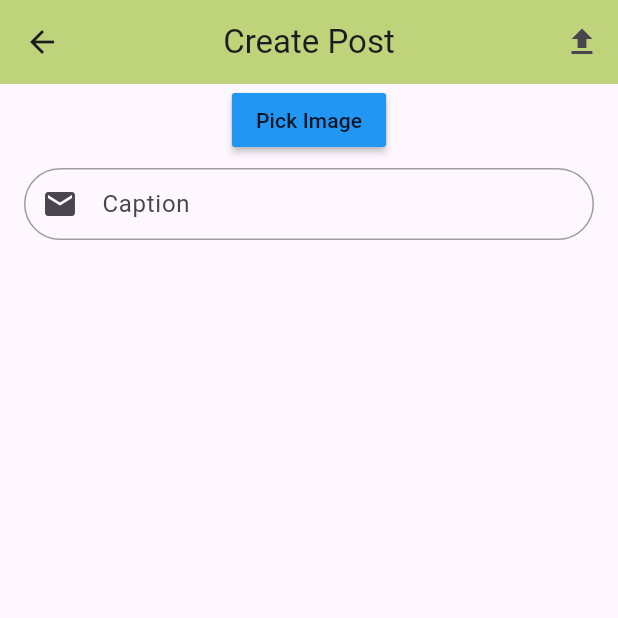
After one commit to NavSysTom/TouchGrass, a Flutter app: the UploadPostPage screen opened directly, after a tap on "Pick Image", on a phone screen of 412 x 824 dp, the top half of it. The commit adds this screen. Run offline on Flutter 3.47's test engine with Material 3 defaults, Android fonts, the phone set to English and light mode, and no system bars; our stand-ins replace cached_network_image, cloud_firestore, file_picker, firebase_auth, firebase_core, firebase_storage and 2 more; accounts and stored records are empty.

Commit message:
posts can now be added and deleted

```diff
--- a/touch_grass/lib/app.dart
+++ b/touch_grass/lib/app.dart
@@ -1,6 +1,8 @@
 import 'package:touch_grass/authenticate/profile_cubit.dart';
 import 'package:touch_grass/data/firebase_auth.dart';
 import 'package:touch_grass/data/firebase_profile.dart';
+import 'package:touch_grass/posts/firebase_post_repo.dart';
+import 'package:touch_grass/posts/post_cubit.dart';
 import 'package:touch_grass/screens/auth_page.dart';
 import 'package:touch_grass/storage/firebase_storage_repo.dart';
 import 'authenticate/auth_cubit.dart';
@@ -9,14 +11,11 @@ import 'authenticate/home/pages/home_page.dart';
 import 'package:flutter/material.dart';
 import 'package:flutter_bloc/flutter_bloc.dart';
 
-
-
 class MyApp extends StatelessWidget {
-
   final authRepo = FirebaseAuthRepo();
   final profileRepo = FirebaseProfileRepo();
   final storageRepo = FirebaseStorageRepo();
-
+  final postRepo = FirebasePostRepo();
 
   MyApp({super.key});
 
@@ -24,23 +23,35 @@ class MyApp extends StatelessWidget {
   Widget build(BuildContext context) {
     return MultiBlocProvider(
         providers: [
+          // auth cubit
           BlocProvider<AuthCubit>(
-        create: (context) => AuthCubit(authRepo: authRepo, authServiceRepo: authRepo)..checkAuth(),
+            create: (context) =>
+                AuthCubit(authRepo: authRepo, authServiceRepo: null)
+                  ..checkAuth(),
           ),
+          // profile cubit
           BlocProvider<ProfileCubit>(
-        create: (context) => ProfileCubit(profileRepo: profileRepo, storageRepo: storageRepo),
+            create: (context) => ProfileCubit(
+                profileRepo: profileRepo, storageRepo: storageRepo),
           ),
-    ], child: MaterialApp(
+          // post cubit
+          BlocProvider<PostCubit>(
+            create: (context) =>
+                PostCubit(postRepo: postRepo, storageRepo: storageRepo),
+          ),
+        ],
+        child: MaterialApp(
           title: 'Touch Grass',
           debugShowCheckedModeBanner: false,
           theme: ThemeData(
             primarySwatch: Colors.blue,
           ),
-      home: BlocConsumer<AuthCubit, AuthState> (builder: (context, authState){
-        if(authState is UnAuthenticated){
+          home: BlocConsumer<AuthCubit, AuthState>(
+            builder: (context, authState) {
+              if (authState is UnAuthenticated) {
                 return const AuthPage();
               }
-        if(authState is Authenticated){
+              if (authState is Authenticated) {
                 return const HomePage();
               } else {
                 return const Scaffold(
@@ -49,13 +60,14 @@ class MyApp extends StatelessWidget {
                   ),
                 );
               }
-      } , listener: (context, authState) {
-        if (authState is AuthError){
-          ScaffoldMessenger.of(context).showSnackBar(SnackBar(content: Text(authState.message)));
+            },
+            listener: (context, authState) {
+              if (authState is AuthError) {
+                ScaffoldMessenger.of(context)
+                    .showSnackBar(SnackBar(content: Text(authState.message)));
               }
             },
           ),
-    )
-    );
+        ));
   }
 }
--- /dev/null
+++ b/touch_grass/lib/authenticate/home/pages/upload_post_page.dart
@@ -0,0 +1,169 @@
+import 'dart:io';
+import 'dart:typed_data';
+import 'package:file_picker/file_picker.dart';
+import 'package:flutter/foundation.dart' show kIsWeb;
+import 'package:flutter/material.dart';
+import 'package:flutter_bloc/flutter_bloc.dart';
+import 'package:touch_grass/authenticate/auth_cubit.dart';
+import 'package:touch_grass/components/textfield.dart';
+import 'package:touch_grass/posts/post.dart';
+import 'package:touch_grass/posts/post_cubit.dart';
+import 'package:touch_grass/posts/post_states.dart';
+import 'package:touch_grass/services/app_user.dart';
+
+class UploadPostPage extends StatefulWidget {
+  const UploadPostPage({super.key});
+
+  @override
+  State<UploadPostPage> createState() => _UploadPostPageState();
+}
+
+class _UploadPostPageState extends State<UploadPostPage> {
+  PlatformFile? imagePickedFile;
+  Uint8List? webImage;
+
+  final textController = TextEditingController();
+
+  AppUser? currentUser;
+
+  @override
+  void initState() {
+    super.initState();
+    getCurerntUser();
+  }
+
+  void getCurerntUser() async {
+    final authCubit = context.read<AuthCubit>();
+    currentUser = authCubit.currentUser;
+  }
+
+  Future<void> pickImage() async {
+    final result = await FilePicker.platform.pickFiles(
+      type: FileType.image,
+      withData: kIsWeb,
+    );
+
+    if (result != null) {
+      setState(() {
+        imagePickedFile = result.files.first;
+      });
+    }
+    if (kIsWeb) {
+      webImage = imagePickedFile!.bytes;
+    }
+  }
+
+  void uploadPost() async {
+    if (imagePickedFile == null || textController.text.isEmpty) {
+      ScaffoldMessenger.of(context).showSnackBar(const SnackBar(
+          content: Text('Please select an image and write a caption')));
+      return;
+    }
+
+    final newPost = Post(
+      id: DateTime.now().millisecondsSinceEpoch.toString(),
+      userId: currentUser!.uid,
+      username: currentUser!.name,
+      text: textController.text,
+      imageUrl: '',
+      timestamp: DateTime.now(),
+    );
+
+    final PostCubit postCubit = context.read<PostCubit>();
+
+    if (kIsWeb) {
+      postCubit.createPost(newPost, imageWebBytes: imagePickedFile?.bytes);
+    } else {
+      postCubit.createPost(newPost, imageMobilePath: imagePickedFile?.path);
+    }
+  }
+
+  @override
+  void dispose() {
+    textController.dispose();
+    super.dispose();
+  }
+
+  @override
+  Widget build(BuildContext context) {
+    return BlocConsumer<PostCubit, PostState>(
+      builder: (context, state) {
+        if (state is PostsLoading || state is PostsUploading) {
+          return const Scaffold(
+            body: Center(
+              child: Column(
+                mainAxisAlignment: MainAxisAlignment.center,
+                children: [
+                  CircularProgressIndicator(),
+                  SizedBox(height: 10),
+                  Text("Uploading..."),
+                ],
+              ),
+            ),
+          );
+        }
+        return buildUploadPage();
+      },
+      listener: (context, state) {
+        if (state is PostsLoaded) {
+          Navigator.pop(context);
+        } else if (state is PostsError) {
+          ScaffoldMessenger.of(context).showSnackBar(
+            SnackBar(content: Text(state.message)),
+          );
+        }
+      },
+    );
+  }
+
+  Widget buildUploadPage() {
+    return Scaffold(
+      appBar: AppBar(
+        title: const Text('Create Post'),
+        centerTitle: true,
+        backgroundColor: const Color(0xFFbfd37a),
+        actions: [
+          IconButton(
+            onPressed: uploadPost,
+            icon: const Icon(Icons.upload),
+          ),
+        ],
+      ),
+      body: Center(
+        child: Column(
+          children: [
+            if (kIsWeb && webImage != null)
+              Container(
+                height: 300,
+                width: 300,
+                child: Image.memory(webImage!, fit: BoxFit.cover),
+              ),
+            if (!kIsWeb && imagePickedFile != null)
+              Container(
+                height: 300,
+                width: 300,
+                child: Image.file(
+                  File(imagePickedFile!.path!),
+                  fit: BoxFit.cover,
+                ),
+              ),
+            MaterialButton(
+              onPressed: pickImage,
+              color: Colors.blue,
+              child: const Text('Pick Image'),
+            ),
+            Padding(
+              padding:
+                  const EdgeInsets.symmetric(horizontal: 16.0, vertical: 8.0),
+              child: MyTextfield(
+                controller: textController,
+                hintText: "Caption",
+                obscureText: false,
+              ),
+            ),
+          ],
+        ),
+      ),
+    );
+  }
+}
--- /dev/null
+++ b/touch_grass/lib/posts/firebase_post_repo.dart
@@ -0,0 +1,55 @@
+import 'package:cloud_firestore/cloud_firestore.dart';
+import 'package:touch_grass/posts/post.dart';
+import 'package:touch_grass/posts/post_repo.dart';
+
+class FirebasePostRepo implements PostRepo {
+  final FirebaseFirestore firestore = FirebaseFirestore.instance;
+  final CollectionReference postCollection =
+      FirebaseFirestore.instance.collection('posts');
+
+  @override
+  Future<void> createPost(Post post) async {
+    try {
+      await postCollection.doc(post.id).set(post.toJson());
+    } catch (e) {
+      throw Exception("error creating post: $e");
+    }
+  }
+
+  @override
+  Future<void> deletePost(String postId) async {
+    await postCollection.doc(postId).delete();
+  }
+
+  @override
+  Future<List<Post>> fetchAllPosts() async {
+    try {
+      final postsSnapshot =
+          await postCollection.orderBy('timestamp', descending: true).get();
+
+      final List<Post> allPosts = postsSnapshot.docs
+          .map((doc) => Post.fromJson(doc.data() as Map<String, dynamic>))
+          .toList();
+
+      return allPosts;
+    } catch (e) {
+      throw Exception("error fetching posts: $e");
+    }
+  }
+
+  @override
+  Future<List<Post>> fetchPostsByUser(String userId) async {
+    try {
+      final postsSnapshot =
+          await postCollection.where('userId', isEqualTo: userId).get();
+
+      final userPosts = postsSnapshot.docs
+          .map((doc) => Post.fromJson(doc.data() as Map<String, dynamic>))
+          .toList();
+
+      return userPosts;
+    } catch (e) {
+      throw Exception("error fetching posts by user: $e");
+    }
+  }
+}
--- /dev/null
+++ b/touch_grass/lib/posts/post.dart
@@ -0,0 +1,54 @@
+import 'package:cloud_firestore/cloud_firestore.dart';
+
+class Post {
+  final String id;
+  final String userId;
+  final String username;
+  final String text;
+  final String imageUrl;
+  final DateTime timestamp;
+
+
+  Post({
+    required this.id,
+    required this.userId,
+    required this.username,
+    required this.text,
+    required this.imageUrl,
+    required this.timestamp,
+  });
+
+  Post copyWith({String? imageUrl}){
+    return Post(
+      id: id,
+      userId: userId,
+      username: username,
+      text: text,
+      imageUrl: imageUrl ?? this.imageUrl,
+      timestamp: timestamp,
+    );
+  }
+
+  Map<String, dynamic> toJson(){
+    return {
+      'id': id,
+      'userId': userId,
+      'name': username,
+      'text': text,
+      'imageUrl': imageUrl,
+      'timestamp': Timestamp.fromDate(timestamp),
+    };
+  }
+
+  factory Post.fromJson(Map<String, dynamic> json){
+    return Post(
+      id: json['id'],
+      userId: json['userId'],
+      username: json['name'],
+      text: json['text'],
+      imageUrl: json['imageUrl'],
+      timestamp: (json['timestamp'] as Timestamp).toDate(),
+    );
+  }
+
+}
--- /dev/null
+++ b/touch_grass/lib/posts/post_cubit.dart
@@ -0,0 +1,62 @@
+import 'dart:typed_data';
+
+import 'package:flutter_bloc/flutter_bloc.dart';
+import 'package:touch_grass/posts/post.dart';
+import 'package:touch_grass/posts/post_repo.dart';
+import 'package:touch_grass/posts/post_states.dart';
+import 'package:touch_grass/storage/storage_repo.dart';
+
+class PostCubit extends Cubit<PostState> {
+  final PostRepo postRepo;
+  final StorageRepo storageRepo;
+
+  PostCubit({
+    required this.postRepo,
+    required this.storageRepo,
+  }) : super(PostsInitial());
+
+  Future<void> createPost(Post post,
+      {String? imageMobilePath, Uint8List? imageWebBytes}) async {
+    String? imageUrl;
+
+    try {
+      emit(PostsUploading());
+
+      if (imageMobilePath != null) {
+        imageUrl =
+            await storageRepo.uploadPostImage(imageMobilePath, post.id);
+      } else if (imageWebBytes != null) {
+        imageUrl =
+            await storageRepo.uploadPostImageWeb(imageWebBytes, post.id);
+      }
+
+      final newPost = post.copyWith(imageUrl: imageUrl);
+      await postRepo.createPost(newPost);
+
+      final posts = await postRepo.fetchAllPosts();
+      emit(PostsLoaded(posts));
+      fetchAllPosts();
+    } catch (e) {
+      emit(PostsError("Failed to create post: $e"));
+    }
+  }
+
+  Future<void> fetchAllPosts() async {
+    try {
+      emit(PostsLoading());
+      final posts = await postRepo.fetchAllPosts();
+      emit(PostsLoaded(posts));
+    } catch (e) {
+      emit(PostsError("Failed to fetch posts: $e"));
+    }
+  }
+
+  Future<void> deletePost(String postId) async {
+    try {
+      emit(PostsLoading());
+      await postRepo.deletePost(postId);
+    } catch (e) {
+      emit(PostsError("Failed to delete post: $e"));
+    }
+  }
+}
--- /dev/null
+++ b/touch_grass/lib/posts/post_repo.dart
@@ -0,0 +1,9 @@
+import 'package:touch_grass/posts/post.dart';
+
+abstract class PostRepo {
+  Future<List<Post>> fetchAllPosts();
+  Future<void> createPost(Post post);
+  Future<void> deletePost(String postId);
+  Future<List<Post>> fetchPostsByUser(String userId);
+
+}
--- /dev/null
+++ b/touch_grass/lib/posts/post_states.dart
@@ -0,0 +1,21 @@
+import 'package:touch_grass/posts/post.dart';
+
+abstract class PostState {}
+
+class PostsInitial extends PostState {}
+
+class PostsLoading extends PostState {}
+
+class PostsUploading extends PostState {}
+
+class PostsError extends PostState {
+  final String message;
+
+  PostsError(this.message);
+}
+
+class PostsLoaded extends PostState {
+  final List<Post> posts;
+
+  PostsLoaded(this.posts);
+}
--- a/touch_grass/lib/storage/firebase_storage_repo.dart
+++ b/touch_grass/lib/storage/firebase_storage_repo.dart
@@ -15,6 +15,18 @@ class FirebaseStorageRepo implements StorageRepo {
   Future<String> uploadProfileImageWeb(Uint8List fileBytes, String fileName) {
     return _uploadFileWeb(fileBytes, fileName, "profile_images");
   }
+
+
+  @override
+  Future<String> uploadPostImage(String path, String fileName) {
+    return _uploadFile(path, fileName, "post_images");
+  }
+
+  @override
+  Future<String> uploadPostImageWeb(Uint8List fileBytes, String fileName) {
+    return _uploadFileWeb(fileBytes, fileName, "post_images");
+  }
+
 
   Future<String> _uploadFile(String path, String fileName, String folder) async {
     try {
--- a/touch_grass/lib/storage/storage_repo.dart
+++ b/touch_grass/lib/storage/storage_repo.dart
@@ -3,4 +3,6 @@ import 'dart:typed_data';
 abstract class StorageRepo {
   Future<String> uploadProfileImage(String path, String fileName);
   Future<String> uploadProfileImageWeb(Uint8List file, String fileName);
+  Future<String> uploadPostImage(String path, String fileName);
+  Future<String> uploadPostImageWeb(Uint8List file, String fileName);
 }
```
Also changed, not shown: touch_grass/lib/authenticate/home/pages/home_page.dart (+58 -0 lines), touch_grass/lib/authenticate/profile_cubit.dart (+18 -15 lines), touch_grass/lib/components/post_tile.dart (added, +128 -0 lines), touch_grass/lib/data/firebase_auth.dart (+7 -3 lines). Lines whose indentation alone changed are shown as unchanged.
